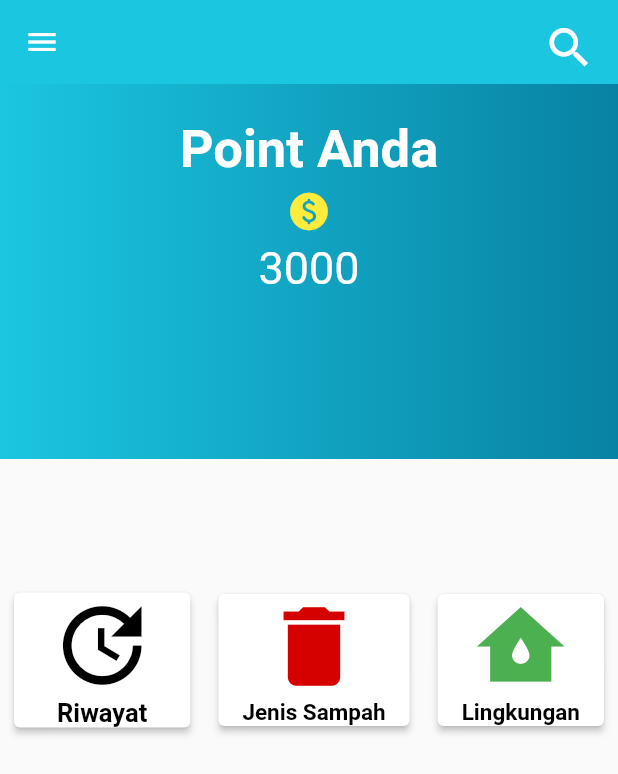
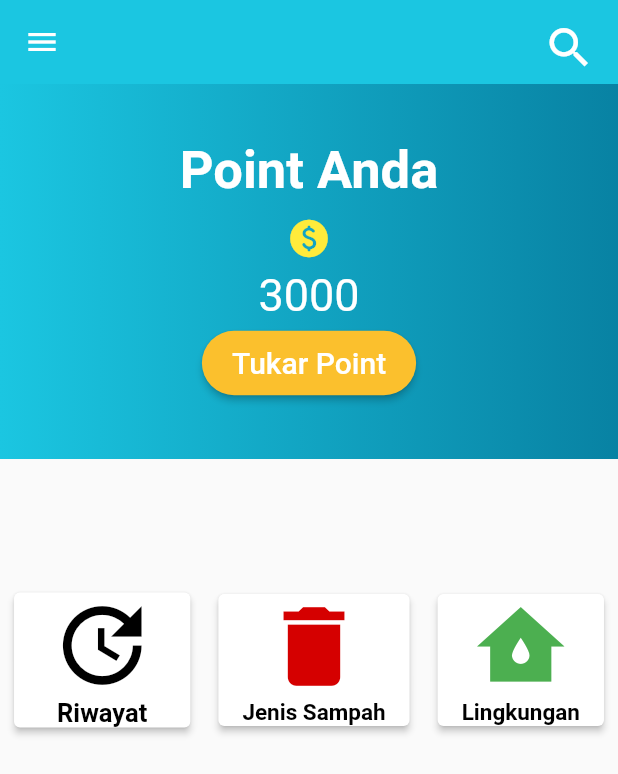
Before and after one commit to dwiponcosuripto4/mbakmu2, a Flutter app: the screen it shows after launch, on a phone screen of 412 x 824 dp. Shown: the top 774 px of the screen. Run offline on Flutter 3.47's test engine with Material 2 defaults, Android fonts, the light colour scheme and no system bars; our stand-ins replace firebase_auth, firebase_core, get; accounts and stored records are empty.

Commit message:
add text to elevatedbutton

```diff
--- a/lib/app/modules/home/views/home_view.dart
+++ b/lib/app/modules/home/views/home_view.dart
@@ -69,7 +69,7 @@ class HomeView extends StatelessWidget {
                       "Point Anda",
                       style: TextStyle(
                           fontSize: 35,
-                          height: 2,
+                          height: 2.5,
                           color: Colors.white,
                           fontWeight: FontWeight.bold),
                     ),
@@ -88,6 +88,24 @@ class HomeView extends StatelessWidget {
                   style: TextStyle(
                     fontSize: 30,
                     color: Colors.white,
+                  ),
+                ),
+                SizedBox(
+                  height: 4,
+                ),
+                ElevatedButton(
+                  onPressed: () {},
+                  child: Text(
+                    "Tukar Point",
+                    style: TextStyle(fontSize: 20),
+                  ),
+                  style: ElevatedButton.styleFrom(
+                    shape: StadiumBorder(),
+                    padding: EdgeInsets.symmetric(
+                      vertical: 10,
+                      horizontal: 20,
+                    ),
+                    backgroundColor: Colors.yellow[700],
                   ),
                 ),
               ],
```
